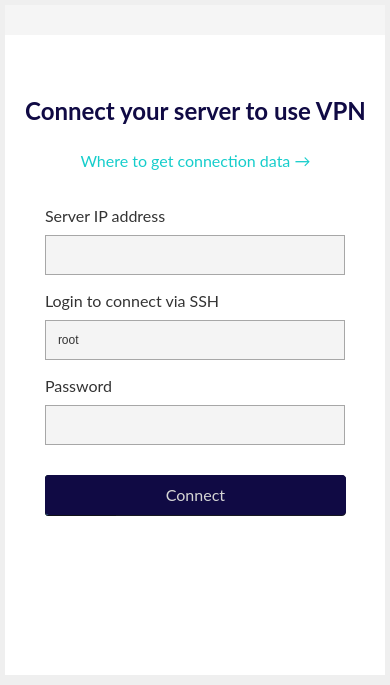
The window that client/ui/mainwindow.ui (amnezia-vpn/amnezia-client) describes before a commit, drawn with Qt 5.
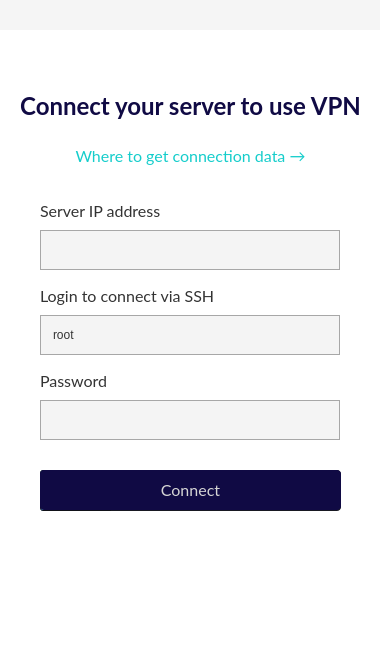
The same window after the commit. Icons and pictures are not drawn. Custom widgets are drawn as their Qt base class.

Commit message: Frameless window

What changed in the file:
```diff
--- a/client/ui/mainwindow.ui
+++ b/client/ui/mainwindow.ui
@@ -6,8 +6,8 @@
    <rect>
     <x>0</x>
     <y>0</y>
-    <width>390</width>
-    <height>685</height>
+    <width>380</width>
+    <height>670</height>
    </rect>
   </property>
   <property name="windowTitle">
@@ -169,8 +169,8 @@
    <widget class="QWidget" name="widget_main" native="true">
     <property name="geometry">
      <rect>
-      <x>5</x>
-      <y>5</y>
+      <x>0</x>
+      <y>0</y>
       <width>380</width>
       <height>670</height>
      </rect>
```
The commit also changes 6 other files.
